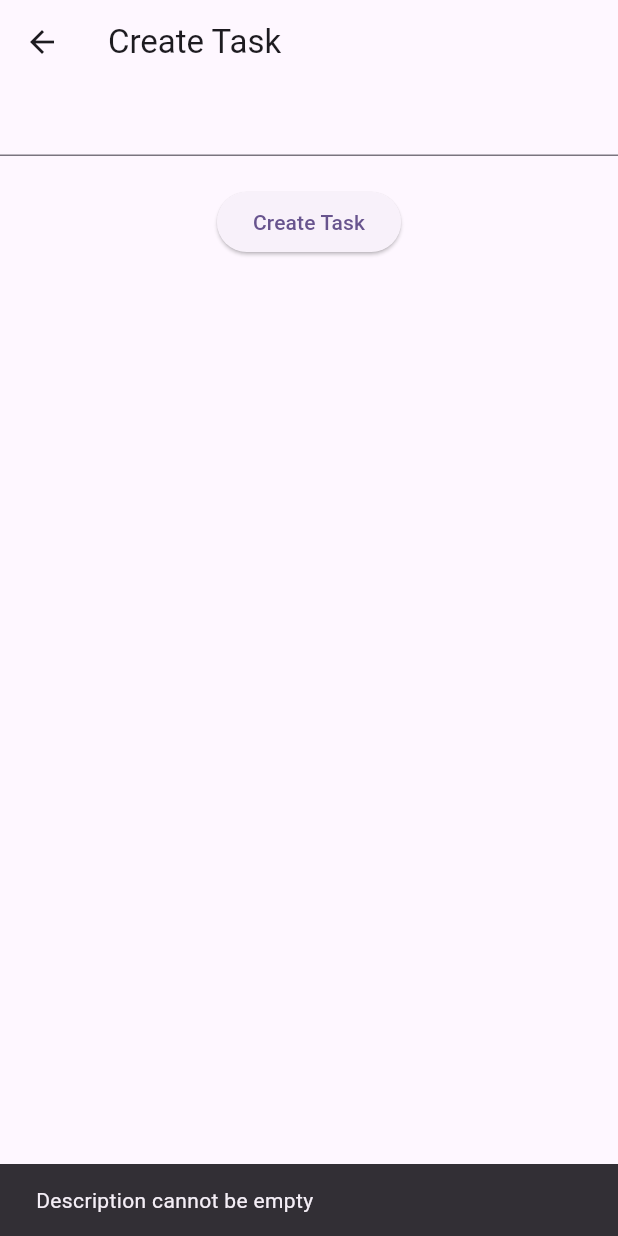
After one commit to MuhammadAliKust/Flutter-B8-API, a Flutter app: the CreateTaskView screen opened directly, after a tap on "Create Task", on a phone screen of 412 x 824 dp. The commit adds this screen. Run offline on Flutter 3.47's test engine with Material 3 defaults, Android fonts, the phone set to English and light mode, and no system bars.

Commit message:
Task Services Integration Done

```diff
--- a/lib/main.dart
+++ b/lib/main.dart
@@ -1,8 +1,12 @@
 import 'package:flutter/material.dart';
+import 'package:flutter_b8_api/providers/token.dart';
 import 'package:flutter_b8_api/views/login.dart';
+import 'package:provider/provider.dart';
 
 void main() {
-  runApp(const MyApp());
+  runApp(MultiProvider(
+      providers: [ChangeNotifierProvider(create: (context) => TokenProvider())],
+      child: const MyApp()));
 }
 
 class MyApp extends StatelessWidget {
@@ -32,7 +36,7 @@ class MyApp extends StatelessWidget {
         colorScheme: ColorScheme.fromSeed(seedColor: Colors.deepPurple),
         useMaterial3: true,
       ),
-      home:LoginView(),
+      home: LoginView(),
     );
   }
 }
--- /dev/null
+++ b/lib/providers/token.dart
@@ -0,0 +1,12 @@
+import 'package:flutter/material.dart';
+
+class TokenProvider extends ChangeNotifier {
+  String _token = "";
+
+  void setToken(String value) {
+    _token = value;
+    notifyListeners();
+  }
+
+  String get getToken => _token;
+}
--- a/lib/services/auth.dart
+++ b/lib/services/auth.dart
@@ -19,7 +19,6 @@ class AuthServices {
           headers: {'Content-Type': 'application/json'},
           body:
               jsonEncode({"name": name, "email": email, "password": password}));
-
       if (response.statusCode == 200 || response.statusCode == 201) {
         return RegisterModel.fromJson(jsonDecode(response.body));
       } else {
@@ -74,7 +73,7 @@ class AuthServices {
       http.Response response = await http.put(
           Uri.parse("$baseUrl/users/profile"),
           headers: {'Authorization': token, 'Content-Type': 'application/json'},
-          body: {'name': name});
+          body: jsonEncode({'name': name}));
 
       if (response.statusCode == 200 || response.statusCode == 201) {
         return true;
--- /dev/null
+++ b/lib/views/create_task.dart
@@ -0,0 +1,88 @@
+import 'package:flutter/material.dart';
+import 'package:flutter_b8_api/providers/token.dart';
+import 'package:flutter_b8_api/services/task.dart';
+import 'package:flutter_b8_api/views/get_all_task.dart';
+import 'package:provider/provider.dart';
+
+class CreateTaskView extends StatefulWidget {
+  const CreateTaskView({super.key});
+
+  @override
+  State<CreateTaskView> createState() => _CreateTaskViewState();
+}
+
+class _CreateTaskViewState extends State<CreateTaskView> {
+  TextEditingController descriptionController = TextEditingController();
+  bool isLoading = false;
+
+  @override
+  Widget build(BuildContext context) {
+    var tokenProvider = Provider.of<TokenProvider>(context);
+    return Scaffold(
+      appBar: AppBar(
+        title: Text("Create Task"),
+      ),
+      body: Column(
+        children: [
+          TextField(
+            controller: descriptionController,
+          ),
+          SizedBox(
+            height: 20,
+          ),
+          isLoading
+              ? Center(
+                  child: CircularProgressIndicator(),
+                )
+              : ElevatedButton(
+                  onPressed: () async {
+                    if (descriptionController.text.isEmpty) {
+                      ScaffoldMessenger.of(context).showSnackBar(SnackBar(
+                          content: Text("Description cannot be empty")));
+                      return;
+                    }
+
+                    try {
+                      isLoading = true;
+                      setState(() {});
+                      await TaskServices()
+                          .createTask(
+                              description: descriptionController.text,
+                              token: tokenProvider.getToken)
+                          .then((val) {
+                        isLoading = false;
+                        setState(() {});
+                        showDialog(
+                            context: context,
+                            builder: (context) {
+                              return AlertDialog(
+                                title: Text("Message"),
+                                content:
+                                    Text("Task has been created successfully"),
+                                actions: [
+                                  TextButton(
+                                      onPressed: () {
+                                        Navigator.push(
+                                            context,
+                                            MaterialPageRoute(
+                                                builder: (context) =>
+                                                    GetAllTaskView()));
+                                      },
+                                      child: Text("Okay"))
+                                ],
+                              );
+                            });
+                      });
+                    } catch (e) {
+                      isLoading = false;
+                      setState(() {});
+                      ScaffoldMessenger.of(context)
+                          .showSnackBar(SnackBar(content: Text(e.toString())));
+                    }
+                  },
+                  child: Text("Create Task"))
+        ],
+      ),
+    );
+  }
+}
--- a/pubspec.yaml
+++ b/pubspec.yaml
@@ -36,6 +36,7 @@ dependencies:
   # Use with the CupertinoIcons class for iOS style icons.
   cupertino_icons: ^1.0.8
   http: ^1.3.0
+  provider: ^6.1.2
 
 dev_dependencies:
   flutter_test:
```
Also changed, not shown: lib/for_loop_program.dart (+40 -0 lines), lib/views/get_all_task.dart (added, +74 -0 lines), lib/views/get_completed_task.dart (added, +40 -0 lines), lib/views/get_in_completed_task.dart (added, +41 -0 lines), lib/views/login.dart (+18 -2 lines), lib/views/search_task.dart (added, +82 -0 lines), pubspec.lock.
